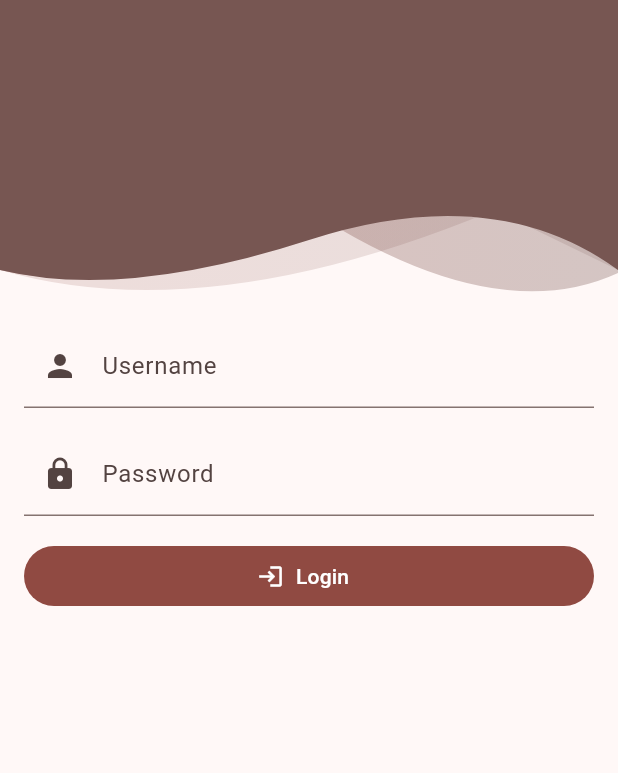
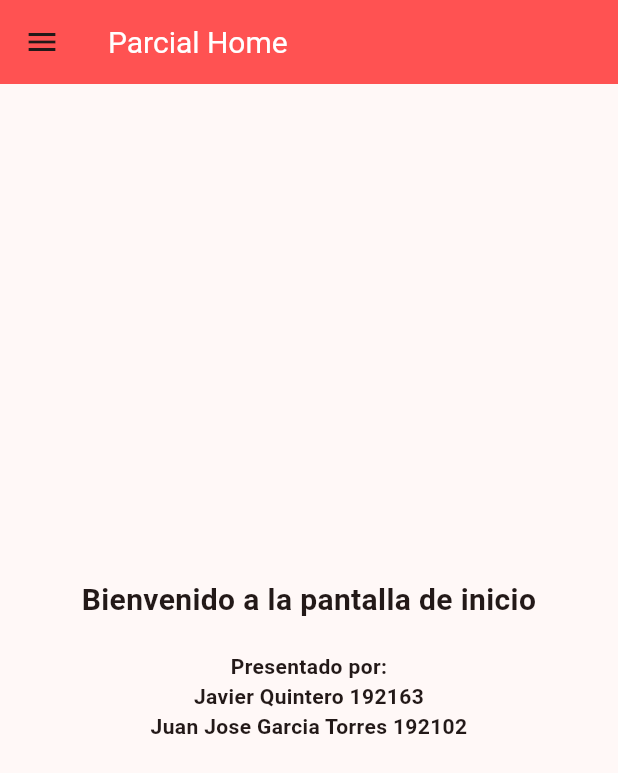
Before and after one commit to javierquinterocl/Flutter_Parcial, a Flutter app: the screen it shows after launch, on a phone screen of 412 x 824 dp. Shown: the top 773 px of the screen. Run offline on Flutter 3.47's test engine with Material 3 defaults, Android fonts, the phone set to English and light mode, and no system bars; our stand-ins replace dio, flutter_secure_storage, go_router.

Commit message:
Nueva Implementacion

```diff
--- a/Frontend/lib/config/router/router_admin.dart
+++ b/Frontend/lib/config/router/router_admin.dart
@@ -1,8 +1,18 @@
 import 'package:cuenta/config/router/router_model.dart';
 import 'package:cuenta/presentation/admin/screen_admin.dart';
 import 'package:flutter/material.dart';
+import 'package:cuenta/presentation/public/auth/auth_screen.dart';
 
 final routerConfigAdmin = <RouterModel>[
+  RouterModel(
+    name: 'home',
+    screen: (context, state) => const AuthScreen(),
+    title: 'Inicio',
+    patch: '/',
+    icon: Icons.home,
+    description: '',
+    inDrawer: true,
+  ),
   RouterModel(
     name: 'adminProducto',
     screen: (context, state) => const ProductoScreen(),
@@ -10,5 +20,6 @@ final routerConfigAdmin = <RouterModel>[
     patch: '/admin/producto',
     icon: Icons.inventory_2,
     description: '',
+    inDrawer: true,
   ),
 ];
--- a/Frontend/lib/config/router/router_config.dart
+++ b/Frontend/lib/config/router/router_config.dart
@@ -1,5 +1,6 @@
 import 'package:cuenta/config/router/router_admin.dart';
 import 'package:cuenta/presentation/admin/layout/layout.dart';
+import 'package:cuenta/presentation/admin/producto/producto_screen.dart';
 import 'package:cuenta/presentation/public/auth/auth_screen.dart';
 import 'package:go_router/go_router.dart';
 
@@ -10,6 +11,11 @@ final appRouter = GoRouter(
       path: '/',
       name: 'login',
       builder: (context, state) => const AuthScreen(),
+    ),
+    GoRoute(
+      path: '/producto',
+      name: 'producto',
+      builder: (context, state) => const ProductoScreen(),
     ),
     ShellRoute(
       builder: (context, state, child) => Layout(child: child),
--- a/Frontend/lib/presentation/admin/layout/layout.dart
+++ b/Frontend/lib/presentation/admin/layout/layout.dart
@@ -1,4 +1,6 @@
+import 'package:cuenta/config/router/router_admin.dart';
 import 'package:flutter/material.dart';
+import 'package:go_router/go_router.dart';
 
 class Layout extends StatelessWidget {
   final Widget child;
@@ -9,6 +11,24 @@ class Layout extends StatelessWidget {
     return Scaffold(
       appBar: AppBar(title: Text('Administrador')),
       body: child,
+      drawer: Drawer(
+        child: ListView(
+          children: [
+            ...routerConfigAdmin
+                .where((s) => s.inDrawer)
+                .map(
+                  (screen) => ListTile(
+                    leading: Icon(screen.icon),
+                    title: Text(screen.title),
+                    onTap: () {
+                      Navigator.pop(context); // Cierra el drawer
+                      context.go( screen.patch);
+                    },
+                  ),
+                )
+          ],
+        ),
+      ),
     );
   }
 }
--- a/Frontend/lib/presentation/public/auth/auth_screen.dart
+++ b/Frontend/lib/presentation/public/auth/auth_screen.dart
@@ -1,5 +1,4 @@
-import 'package:cuenta/presentation/public/auth/header_widget.dart';
-import 'package:cuenta/services/auth/auth_service.dart';
+import 'package:cuenta/config/router/router_admin.dart';
 import 'package:flutter/material.dart';
 import 'package:go_router/go_router.dart';
 
@@ -11,91 +10,50 @@ class AuthScreen extends StatefulWidget {
 }
 
 class _AuthScreenState extends State<AuthScreen> {
-  final _formKey = GlobalKey<FormState>();
-  final _userController = TextEditingController();
-  final _passwordController = TextEditingController();
-  bool _loading = false;
-
-  void _login(BuildContext context) async {
-    // Sin validación: permite iniciar sesión con cualquier entrada
-    setState(() {
-      _loading = true;
-    });
-
-    final error = await AuthService.getToken(
-      _userController.text,
-      _passwordController.text,
-    );
-
-    // Es importante asegurarse que el widget todavía está montado antes de usar el context
-    if (!mounted) return;
-
-    if (error == null) {
-      // Éxito - siempre permite el acceso
-      context.goNamed('adminProducto');
-    } else {
-      // Fallo (aunque no debería ocurrir)
-      ScaffoldMessenger.of(
-        context,
-      ).showSnackBar(SnackBar(content: Text(error)));
-      setState(() {
-        _loading = false;
-      });
-    }
-  }
-
   @override
   Widget build(BuildContext context) {
     return Scaffold(
-      body: SingleChildScrollView(
-        child: SafeArea(
-          child: Column(
-            children: [
-              HeaderWidget(200),
-              Padding(
-                padding: EdgeInsets.all(16.0),
-                child: Form(
-                  key: _formKey,
+      appBar: AppBar(
+        title: const Text("Parcial Home"),
+        backgroundColor: Colors.redAccent,
+      ),
+      body: Center(
         child: Column(
           mainAxisAlignment: MainAxisAlignment.center,
-                    children: [
-                      TextFormField(
-                        controller: _userController,
-                        decoration: const InputDecoration(
-                          labelText: 'Username',
-                          prefixIcon: Icon(Icons.person),
+          crossAxisAlignment: CrossAxisAlignment.center,
+          children: const [
+            Text(
+              "Bienvenido a la pantalla de inicio",
+              style: TextStyle(fontSize: 20, fontWeight: FontWeight.bold),
+              textAlign: TextAlign.center,
             ),
-                        keyboardType: TextInputType.text,
-                        // Sin validación: acepta cualquier valor
-                      ),
-                      const SizedBox(height: 16),
-                      TextFormField(
-                        controller: _passwordController,
-                        decoration: const InputDecoration(
-                          labelText: 'Password',
-                          prefixIcon: Icon(Icons.lock),
-                        ),
-                        keyboardType: TextInputType.text,
-                        obscureText: true,
-                        // Sin validación: acepta cualquier valor
-                      ),
-                      const SizedBox(height: 16),
-                      SizedBox(
-                        width: double.infinity,
-                        child: FilledButton.icon(
-                          label: Text('Login'),
-                          onPressed: _loading ? null : () => _login(context),
-                          icon: _loading
-                              ? CircularProgressIndicator()
-                              : Icon(Icons.login),
-                        ),
+            SizedBox(height: 20),
+            Text(
+              "Presentado por: \n"
+              "Javier Quintero 192163 \n"
+              "Juan Jose Garcia Torres 192102",
+              style: TextStyle(fontWeight: FontWeight.bold),
+              textAlign: TextAlign.center,
             ),
           ],
         ),
       ),
+      drawer: Drawer(
+        child: ListView(
+          children: [
+            ...routerConfigAdmin
+                .where((s) => s.inDrawer)
+                .map(
+                  (screen) => ListTile(
+                    leading: Icon(screen.icon),
+                    title: Text(screen.title),
+                    onTap: () {
+                      Navigator.pop(context); // Cierra el drawer
+                      context.go( screen.patch);
+                    },
                   ),
+                )
           ],
-          ),
         ),
       ),
     );
```
Also changed, not shown: 1 other file. Lines whose indentation alone changed are shown as unchanged.
